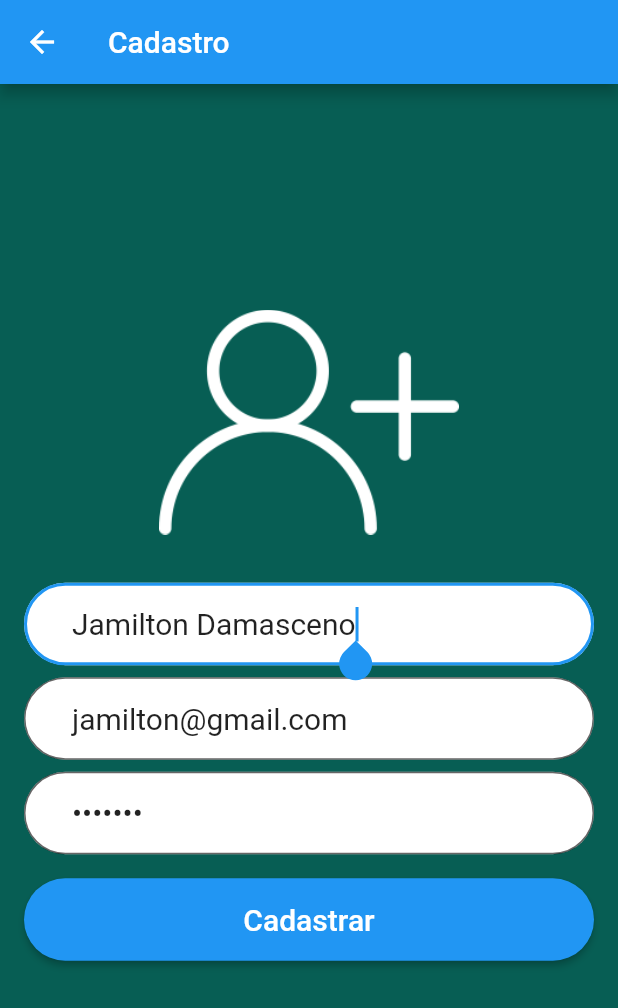
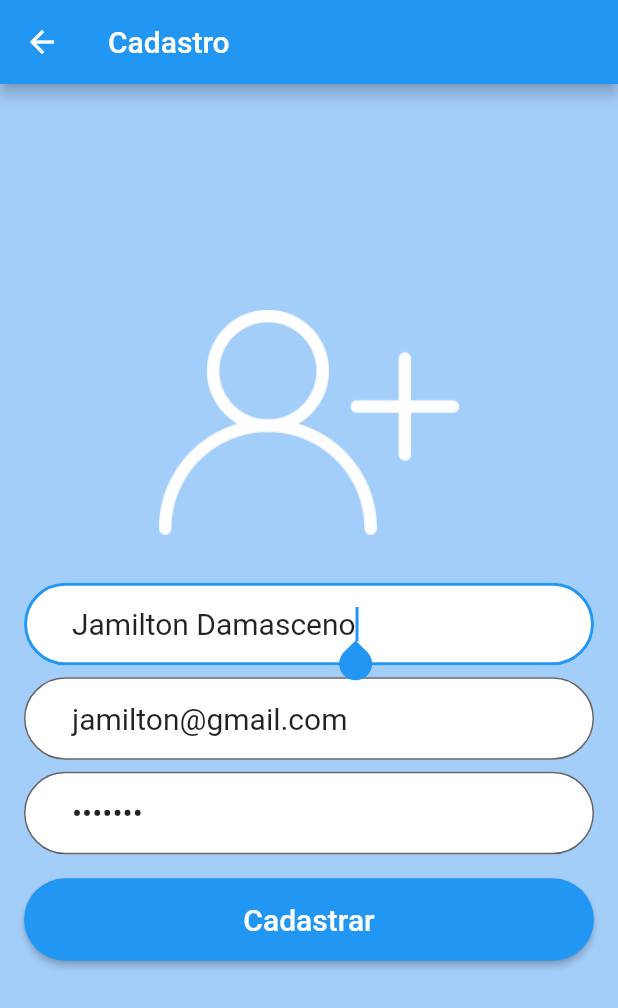
Before and after one commit to felipegnsena/felipechat, a Flutter app: the screen it shows after launch, after a tap on "Entrar", after a tap on "Não tem conta? cadastre-se!", on a phone screen of 412 x 824 dp. Shown: the top 1008 px of the screen. Run offline on Flutter 3.47's test engine with Material 2 defaults, Android fonts, the phone set to English and light mode, and no system bars; our stand-ins replace cloud_firestore, firebase_auth, firebase_core, firebase_storage, image_picker; accounts and stored records are empty; network calls fail.

Commit message:
Projeto felipe chat geral

```diff
--- a/lib/Cadastro.dart
+++ b/lib/Cadastro.dart
@@ -37,6 +37,7 @@ class _CadastroState extends State<Cadastro> {
           usuario.nome = nome;
           usuario.email = email;
           usuario.senha = senha;
+          usuario.urlImagem = "";
 
           _cadastrarUsuario(usuario);
         } else {
@@ -88,7 +89,7 @@ class _CadastroState extends State<Cadastro> {
         title: Text("Cadastro"),
       ),
       body: Container(
-        decoration: BoxDecoration(color: Color(0xff075E54)),
+        decoration: BoxDecoration(color: Color(0xffa4cefa)),
         padding: EdgeInsets.all(16),
         child: Center(
           child: SingleChildScrollView(
--- a/lib/Home.dart
+++ b/lib/Home.dart
@@ -81,7 +81,7 @@ class _HomeState extends State<Home> with SingleTickerProviderStateMixin {
   Widget build(BuildContext context) {
     return Scaffold(
       appBar: AppBar(
-        title: Text("WhatsApp"),
+        title: Text("FelipeChat"),
         elevation: Platform.isIOS ? 0 : 4,
         bottom: TabBar(
           indicatorWeight: 4,
--- a/lib/Login.dart
+++ b/lib/Login.dart
@@ -1,3 +1,4 @@
+import 'package:firebase_core/firebase_core.dart';
 import 'package:flutter/material.dart';
 import 'package:firebase_auth/firebase_auth.dart';
 import 'Cadastro.dart';
@@ -12,7 +13,7 @@ class Login extends StatefulWidget {
 
 class _LoginState extends State<Login> {
 
-  TextEditingController _controllerEmail = TextEditingController(text: "jamilton@gmail.com");
+  TextEditingController _controllerEmail = TextEditingController(text: "felipegnsena@gmail.com");
   TextEditingController _controllerSenha = TextEditingController(text: "1234567");
   String _mensagemErro = "";
 
@@ -65,6 +66,7 @@ class _LoginState extends State<Login> {
     }).catchError((error){
 
       setState(() {
+        print(error.toString());
         _mensagemErro = "Erro ao autenticar usuário, verifique e-mail e senha e tente novamente!";
       });
 
@@ -87,6 +89,7 @@ class _LoginState extends State<Login> {
 
   @override
   void initState() {
+    Firebase.initializeApp();
     _verificarUsuarioLogado();
     super.initState();
   }
@@ -95,7 +98,7 @@ class _LoginState extends State<Login> {
   Widget build(BuildContext context) {
     return Scaffold(
       body: Container(
-        decoration: BoxDecoration(color: Color(0xff075E54)),
+        decoration: BoxDecoration(color: Color(0xffa4cefa)),
         padding: EdgeInsets.all(16),
         child: Center(
           child: SingleChildScrollView(
@@ -105,7 +108,7 @@ class _LoginState extends State<Login> {
                 Padding(
                   padding: EdgeInsets.only(bottom: 32),
                   child: Image.asset(
-                    "imagens/logo.png",
+                    "imagens/felipechat.png",
                     width: 200,
                     height: 150,
                   ),
@@ -116,7 +119,7 @@ class _LoginState extends State<Login> {
                     controller: _controllerEmail,
                     autofocus: true,
                     keyboardType: TextInputType.emailAddress,
-                    style: TextStyle(fontSize: 20),
+                    style: TextStyle(fontSize: 20, color: Color(0xff083460)),
                     decoration: InputDecoration(
                         contentPadding: EdgeInsets.fromLTRB(32, 16, 32, 16),
                         hintText: "E-mail",
@@ -130,7 +133,7 @@ class _LoginState extends State<Login> {
                   controller: _controllerSenha,
                   obscureText: true,
                   keyboardType: TextInputType.text,
-                  style: TextStyle(fontSize: 20),
+                  style: TextStyle(fontSize: 20, color: Color(0xff083460)),
                   decoration: InputDecoration(
                       contentPadding: EdgeInsets.fromLTRB(32, 16, 32, 16),
                       hintText: "Senha",
--- a/lib/RouteGenerator.dart
+++ b/lib/RouteGenerator.dart
@@ -11,8 +11,10 @@ class RouteGenerator {
 
   static Route<dynamic> generateRoute(RouteSettings settings){
 
-    final args = settings.arguments as Map<String, dynamic>;
-    Usuario contato = args as Usuario;
+    Usuario contato = Usuario();
+    if(settings.arguments != null){
+      contato = settings.arguments as Usuario;
+    }
 
     switch( settings.name ){
       case "/" :
--- a/lib/model/Usuario.dart
+++ b/lib/model/Usuario.dart
@@ -13,7 +13,8 @@ class Usuario {
 
     Map<String, dynamic> map = {
       "nome" : this.nome,
-      "email" : this.email
+      "email" : this.email,
+      "urlImagem" : this.urlImagem
     };
 
     return map;
--- a/pubspec.yaml
+++ b/pubspec.yaml
@@ -67,8 +67,10 @@ flutter:
   # To add assets to your application, add an assets section, like this:
   assets:
     - imagens/logo.png
+    - imagens/felipechat.png
     - imagens/usuario.png
     - imagens/bg.png
+    - imagens/onepiece.png
 
   # An image asset can refer to one or more resolution-specific "variants", see
   # https://flutter.dev/assets-and-images/#resolution-aware
```
Also changed, not shown: lib/Mensagens.dart (+7 -6 lines), lib/main.dart (+5 -3 lines), lib/telas/AbaContatos.dart (+6 -1 lines), imagens/felipechat.png (added), imagens/onepiece.png (added), 4 other files.
